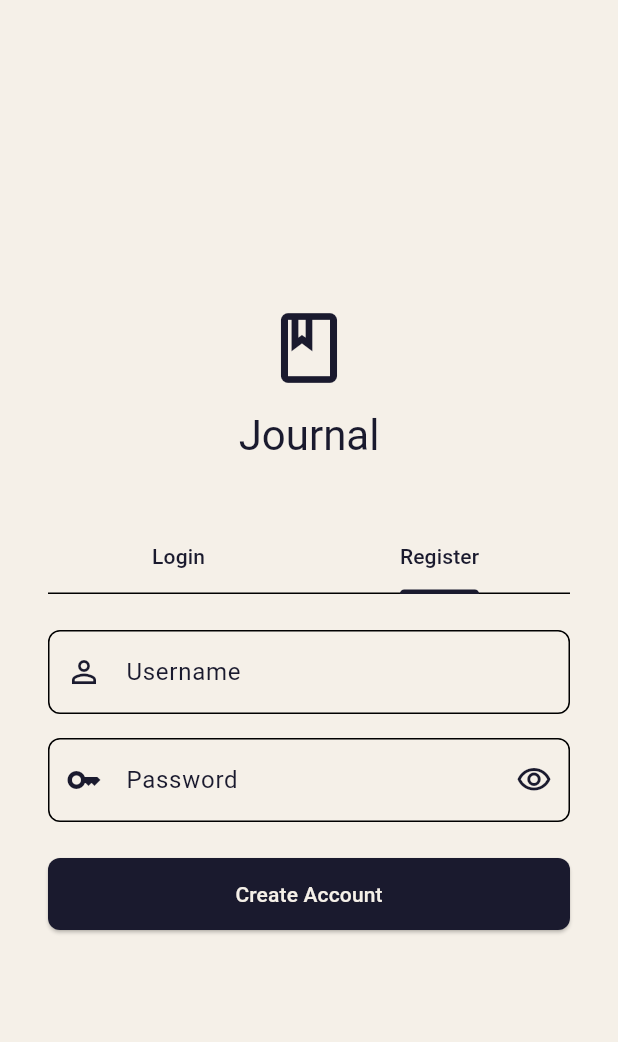
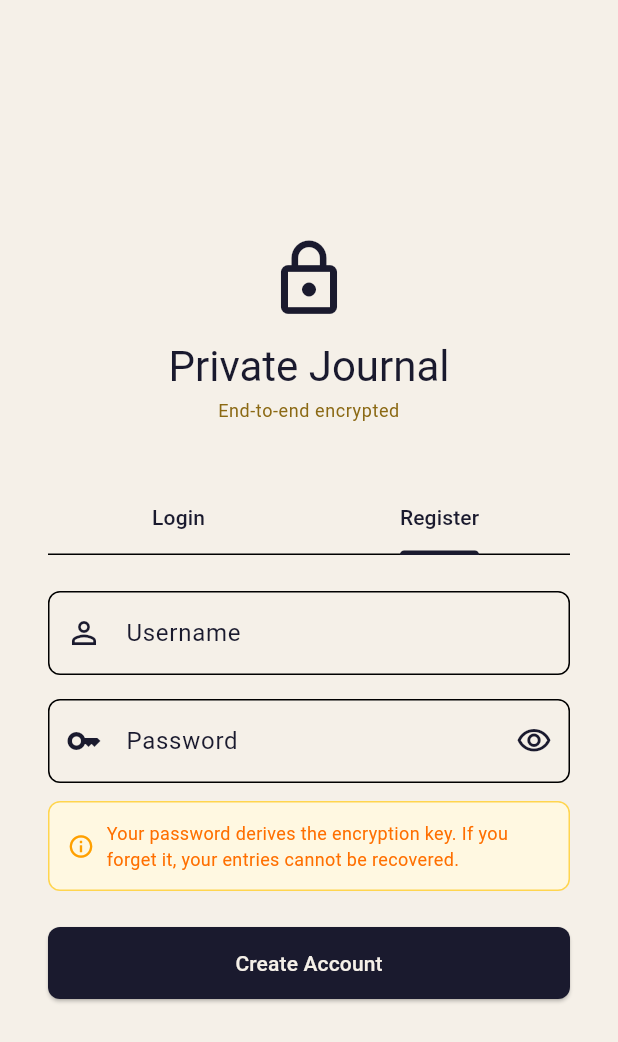
Before and after one commit to afonsomota/e2ee-journal, a Flutter app: the screen it shows after launch, tab 2 chosen, on a phone screen of 412 x 824 dp. Shown: the top 1042 px of the screen. Run offline on Flutter 3.47's test engine with Material 3 defaults, Android fonts, the phone set to English and light mode, and no system bars; our stand-ins replace dio, flutter_secure_storage, shared_preferences; missing offline and left inert: sodium_libs; accounts and stored records are empty.

Commit message:
Step 3: Client-side symmetric encryption (Argon2id + secretbox)
The server now only sees ciphertext. Password → Argon2id KDF → 32-byte key,
then XSalsa20-Poly1305 secretbox encrypts each entry before it leaves the device.

Frontend changes:
  - New CryptoService with deriveKeyFromPassword, symmetricEncrypt/Decrypt
  - Auth now derives encryption key locally before registering/logging in
  - JournalService encrypts before POST, decrypts after GET
  - UI shows encryption status badges and KDF warning

Backend changes:
  - entries table gains encrypted_blob column
  - Server accepts either content (Step 1) or encrypted_blob (Step 3)

Trade-off: forget your password → data is gone forever.
Real-world examples: Bitwarden, Standard Notes, 1Password vaults.

Made-with: Cursor

```diff
--- a/journal_app/lib/main.dart
+++ b/journal_app/lib/main.dart
@@ -3,6 +3,7 @@ import 'package:provider/provider.dart';
 
 import 'services/auth_service.dart';
 import 'services/journal_service.dart';
+import 'services/crypto_service.dart';
 import 'screens/auth_screen.dart';
 import 'screens/journal_list_screen.dart';
 
@@ -19,14 +20,15 @@ class JournalApp extends StatelessWidget {
     return MultiProvider(
       providers: [
         ChangeNotifierProvider(create: (_) => AuthService()),
-        ChangeNotifierProxyProvider<AuthService, JournalService>(
+        ChangeNotifierProvider(create: (_) => CryptoService()),
+        ChangeNotifierProxyProvider2<AuthService, CryptoService, JournalService>(
           create: (_) => JournalService(),
-          update: (_, auth, journal) =>
-              (journal ?? JournalService())..update(auth),
+          update: (_, auth, crypto, journal) =>
+              (journal ?? JournalService())..update(auth, crypto),
         ),
       ],
       child: MaterialApp(
-        title: 'Journal',
+        title: 'E2EE Journal',
         debugShowCheckedModeBanner: false,
         theme: _buildTheme(),
         home: const _AppRoot(),
--- a/journal_app/lib/models/journal_entry.dart
+++ b/journal_app/lib/models/journal_entry.dart
@@ -4,7 +4,12 @@ class JournalEntry {
   final String authorUsername;
   final DateTime createdAt;
   final DateTime updatedAt;
+
+  // Raw content.  Used only in Steps 1 and 2; set by decryption in Step 3+.
   final String content;
+
+  // [Step 3+] Base64-encoded ciphertext of the journal entry body.
+  final String? encryptedBlob;
 
   const JournalEntry({
     required this.id,
@@ -13,9 +18,13 @@ class JournalEntry {
     required this.createdAt,
     required this.updatedAt,
     required this.content,
+    this.encryptedBlob,
   });
 
-  JournalEntry copyWith({String? content}) {
+  JournalEntry copyWith({
+    String? content,
+    String? encryptedBlob,
+  }) {
     return JournalEntry(
       id: id,
       authorId: authorId,
@@ -23,6 +32,7 @@ class JournalEntry {
       createdAt: createdAt,
       updatedAt: updatedAt,
       content: content ?? this.content,
+      encryptedBlob: encryptedBlob ?? this.encryptedBlob,
     );
   }
 
@@ -34,15 +44,19 @@ class JournalEntry {
       createdAt: DateTime.parse(json['created_at'] as String),
       updatedAt: DateTime.parse(json['updated_at'] as String),
       content: json['content'] as String? ?? '',
+      encryptedBlob: json['encrypted_blob'] as String?,
     );
   }
 
-  Map<String, dynamic> toJson() => {
+  Map<String, dynamic> toJson() {
+    return {
       'id': id,
       'author_id': authorId,
       'author_username': authorUsername,
       'created_at': createdAt.toIso8601String(),
       'updated_at': updatedAt.toIso8601String(),
       'content': content,
+      if (encryptedBlob != null) 'encrypted_blob': encryptedBlob,
     };
   }
+}
--- a/journal_app/lib/screens/auth_screen.dart
+++ b/journal_app/lib/screens/auth_screen.dart
@@ -2,6 +2,7 @@ import 'package:flutter/material.dart';
 import 'package:provider/provider.dart';
 
 import '../services/auth_service.dart';
+import '../services/crypto_service.dart';
 
 class AuthScreen extends StatefulWidget {
   const AuthScreen({super.key});
@@ -54,10 +55,11 @@ class _AuthScreenState extends State<AuthScreen>
     setState(() => _loading = true);
 
     final auth = context.read<AuthService>();
+    final crypto = context.read<CryptoService>();
 
     final ok = isRegister
-        ? await auth.register(username, password)
-        : await auth.login(username, password);
+        ? await auth.register(username, password, crypto)
+        : await auth.login(username, password, crypto);
 
     if (mounted) {
       setState(() => _loading = false);
@@ -88,16 +90,25 @@ class _AuthScreenState extends State<AuthScreen>
                 mainAxisAlignment: MainAxisAlignment.center,
                 crossAxisAlignment: CrossAxisAlignment.stretch,
                 children: [
-                  Icon(Icons.book_outlined,
+                  Icon(Icons.lock_outline,
                       size: 56, color: scheme.primary),
                   const SizedBox(height: 12),
                   Text(
-                    'Journal',
+                    'Private Journal',
                     textAlign: TextAlign.center,
                     style: Theme.of(context)
                         .textTheme
                         .headlineMedium
                         ?.copyWith(color: scheme.primary),
+                  ),
+                  const SizedBox(height: 4),
+                  Text(
+                    'End-to-end encrypted',
+                    textAlign: TextAlign.center,
+                    style: Theme.of(context)
+                        .textTheme
+                        .bodySmall
+                        ?.copyWith(color: scheme.secondary),
                   ),
                   const SizedBox(height: 40),
 
@@ -138,8 +149,42 @@ class _AuthScreenState extends State<AuthScreen>
                       _submit(isRegister);
                     },
                   ),
+                  const SizedBox(height: 12),
+
+                  // KDF warning — shown on register tab
+                  AnimatedBuilder(
+                    animation: _tabs,
+                    builder: (_, __) {
+                      if (_tabs.index != 1) return const SizedBox.shrink();
+                      return Container(
+                        padding: const EdgeInsets.all(12),
+                        decoration: BoxDecoration(
+                          color: Colors.amber.shade50,
+                          border:
+                              Border.all(color: Colors.amber.shade300),
+                          borderRadius: BorderRadius.circular(8),
+                        ),
+                        child: Row(
+                          children: [
+                            Icon(Icons.info_outline,
+                                color: Colors.amber.shade700, size: 18),
+                            const SizedBox(width: 8),
+                            Expanded(
+                              child: Text(
+                                'Your password derives the encryption key. '
+                                'If you forget it, your entries cannot be recovered.',
+                                style: TextStyle(
+                                    fontSize: 12,
+                                    color: Colors.amber.shade900),
+                              ),
+                            ),
+                          ],
+                        ),
+                      );
+                    },
+                  ),
+
                   const SizedBox(height: 24),
-
                   AnimatedBuilder(
                     animation: _tabs,
                     builder: (_, __) {
@@ -148,11 +193,19 @@ class _AuthScreenState extends State<AuthScreen>
                           ? const Center(child: CircularProgressIndicator())
                           : ElevatedButton(
                               onPressed: () => _submit(isRegister),
-                              child: Text(
-                                  isRegister ? 'Create Account' : 'Sign In'),
+                              child: Text(isRegister ? 'Create Account' : 'Sign In'),
                             );
                     },
                   ),
+
+                  if (_loading) ...[
+                    const SizedBox(height: 16),
+                    Text(
+                      'Deriving encryption key… (this takes a moment)',
+                      textAlign: TextAlign.center,
+                      style: Theme.of(context).textTheme.bodySmall,
+                    ),
+                  ],
                 ],
               ),
             ),
--- /dev/null
+++ b/journal_app/lib/services/crypto_service.dart
@@ -0,0 +1,128 @@
+// services/crypto_service.dart
+//
+// [Step 3] Client-side symmetric encryption.
+//
+// The user's password is fed into Argon2id to derive a 32-byte symmetric key.
+// That key is used with XSalsa20-Poly1305 (libsodium secretbox) to encrypt
+// journal entries BEFORE they leave the device.
+//
+// From this point on, the server only ever sees ciphertext.
+//
+// Why libsodium?
+//   - Well-audited, high-level API that is hard to misuse.
+//   - Nonces are generated internally, eliminating the most common mistake.
+//   - Used by Signal, Keybase, and many production E2EE systems.
+
+import 'dart:convert';
+import 'dart:typed_data';
+import 'package:flutter/foundation.dart';
+import 'package:sodium_libs/sodium_libs_sumo.dart';
+import 'package:flutter_secure_storage/flutter_secure_storage.dart';
+
+const _kDerivedKey = 'e2ee_derived_key';
+
+class CryptoService extends ChangeNotifier {
+  final FlutterSecureStorage _secureStorage = const FlutterSecureStorage();
+
+  static SodiumSumo? _sodiumInstance;
+  static Future<SodiumSumo> _getSodium() async {
+    return _sodiumInstance ??= await SodiumSumoInit.init();
+  }
+
+  Uint8List? _derivedKey;
+
+  static String _toBase64(Uint8List bytes) => base64.encode(bytes);
+  static Uint8List _fromBase64(String s) => base64.decode(s);
+
+  Future<T> _withSecureKey<T>(
+      Uint8List raw, Future<T> Function(SecureKey) fn) async {
+    final sodium = await _getSodium();
+    final sk = SecureKey.fromList(sodium, raw);
+    try {
+      return await fn(sk);
+    } finally {
+      sk.dispose();
+    }
+  }
+
+  // Derive a 32-byte symmetric key from the user's password.
+  //
+  // In production use a per-user random salt stored server-side.
+  // Here we derive the salt from the username so we can reproduce the key
+  // across devices without a round-trip during the KDF step.
+  Future<Uint8List> deriveKeyFromPassword(
+      String password, String username) async {
+    final sodium = await _getSodium();
+
+    final saltSource = utf8.encode(username.padRight(16, '\x00'));
+    final salt = Uint8List.fromList(saltSource.take(16).toList());
+
+    final secureKey = sodium.crypto.pwhash(
+      outLen: sodium.crypto.secretBox.keyBytes,
+      password: Int8List.fromList(utf8.encode(password)),
+      salt: salt,
+      opsLimit: sodium.crypto.pwhash.opsLimitInteractive,
+      memLimit: sodium.crypto.pwhash.memLimitInteractive,
+      alg: CryptoPwhashAlgorithm.argon2id13,
+    );
+
+    final key = secureKey.extractBytes();
+    secureKey.dispose();
+
+    _derivedKey = key;
+    await _secureStorage.write(key: _kDerivedKey, value: _toBase64(key));
+    notifyListeners();
+    return key;
+  }
+
+  // Encrypt arbitrary plaintext with the Argon2-derived key.
+  // Returns base64(nonce || ciphertext).
+  Future<String> symmetricEncrypt(String plaintext) async {
+    assert(_derivedKey != null, 'Call deriveKeyFromPassword first');
+    final sodium = await _getSodium();
+    final nonce = sodium.randombytes.buf(sodium.crypto.secretBox.nonceBytes);
+    final ct = await _withSecureKey(_derivedKey!, (key) async {
+      return sodium.crypto.secretBox.easy(
+        message: Uint8List.fromList(utf8.encode(plaintext)),
+        nonce: nonce,
+        key: key,
+      );
+    });
+    final combined = Uint8List(nonce.length + ct.length)
+      ..setAll(0, nonce)
+      ..setAll(nonce.length, ct);
+    return _toBase64(combined);
+  }
+
+  // Decrypt a blob produced by symmetricEncrypt.
+  Future<String> symmetricDecrypt(String blob) async {
+    assert(_derivedKey != null, 'Call deriveKeyFromPassword first');
+    final sodium = await _getSodium();
+    final combined = _fromBase64(blob);
+    final nonceLen = sodium.crypto.secretBox.nonceBytes;
+    final nonce = combined.sublist(0, nonceLen);
+    final ct = combined.sublist(nonceLen);
+    final pt = await _withSecureKey(_derivedKey!, (key) async {
+      return sodium.crypto.secretBox.openEasy(
+        cipherText: ct,
+        nonce: nonce,
+        key: key,
+      );
+    });
+    return utf8.decode(pt);
+  }
+
+  Future<void> clearKeys() async {
+    _derivedKey = null;
+    await _secureStorage.deleteAll();
+    notifyListeners();
+  }
+
+  Future<bool> tryRestoreSession() async {
+    final derivedKeyB64 = await _secureStorage.read(key: _kDerivedKey);
+    if (derivedKeyB64 == null) return false;
+    _derivedKey = _fromBase64(derivedKeyB64);
+    notifyListeners();
+    return true;
+  }
+}
--- a/journal_app/pubspec.yaml
+++ b/journal_app/pubspec.yaml
@@ -14,6 +14,12 @@ dependencies:
   shared_preferences: ^2.2.2
   cupertino_icons: ^1.0.2
 
+  # [Step 3] Cryptography — libsodium bindings (sumo variant for Argon2id)
+  sodium_libs: ^3.4.6
+
+  # [Step 3] Secure local storage for encryption keys
+  flutter_secure_storage: ^9.0.0
+
 dev_dependencies:
   flutter_test:
     sdk: flutter
```
Also changed, not shown: journal_app/lib/screens/entry_detail_screen.dart (+26 -4 lines), journal_app/lib/screens/entry_editor_screen.dart (+27 -1 lines), journal_app/lib/screens/journal_list_screen.dart (+33 -5 lines), journal_app/lib/services/auth_service.dart (+79 -4 lines), journal_app/lib/services/journal_service.dart (+82 -4 lines), journal_app/pubspec.lock, 7 other files. Lines whose indentation alone changed are shown as unchanged.
